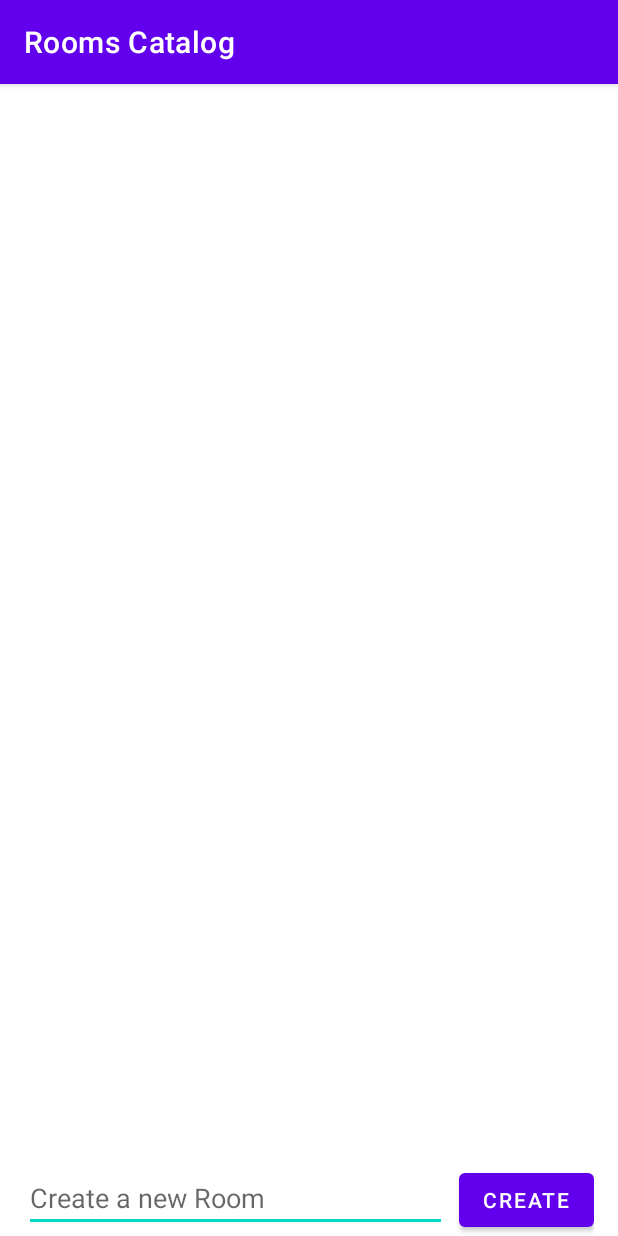
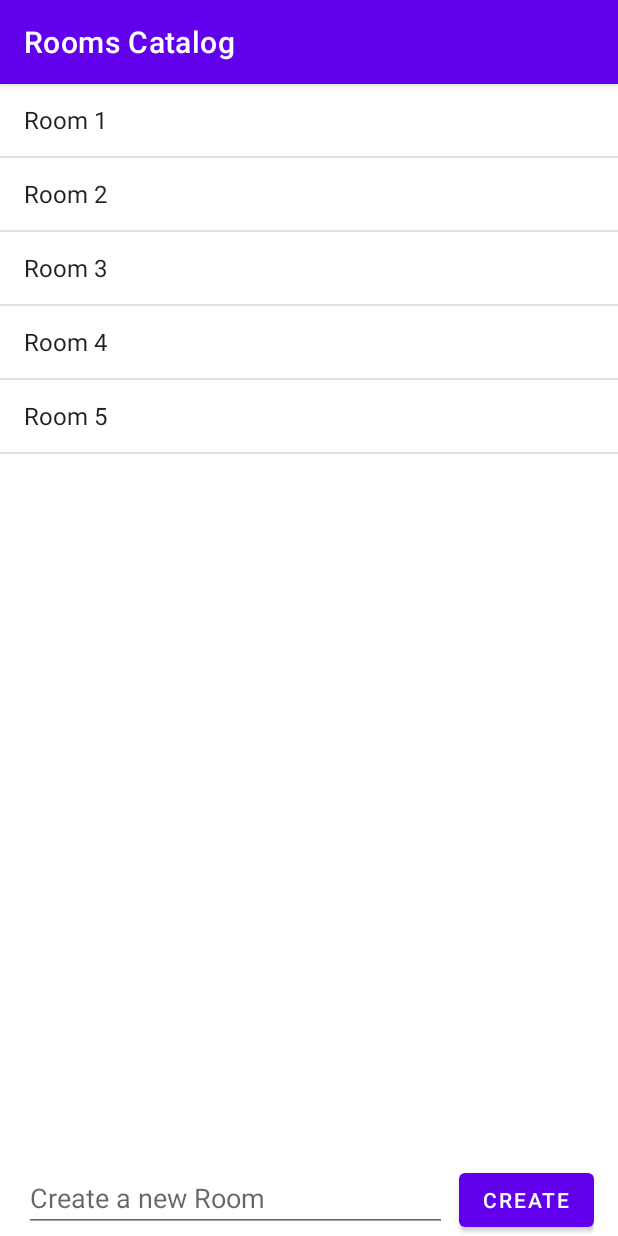
Before and after one commit to SuyashD95/TreeChat, an Android app: the RoomsCatalogActivity screen opened directly, with no data from a screen before it, on a phone screen of 412 x 824 dp. Run offline under Robolectric (Android 15) with nearby library versions, the phone set to English and light mode, and no system bars.

Commit message:
Add a simple list adapter & attach click listener to Create btn for demo

```diff
--- a/Project/app/src/main/java/suyashdayal/android/practice/treechat/RoomsCatalogActivity.java
+++ b/Project/app/src/main/java/suyashdayal/android/practice/treechat/RoomsCatalogActivity.java
@@ -3,6 +3,15 @@ package suyashdayal.android.practice.treechat;
 import androidx.appcompat.app.AppCompatActivity;
 
 import android.os.Bundle;
+import android.text.TextUtils;
+import android.view.View;
+import android.widget.ArrayAdapter;
+import android.widget.Button;
+import android.widget.EditText;
+import android.widget.ListView;
+import android.widget.Toast;
+
+import java.util.ArrayList;
 
 public class RoomsCatalogActivity extends AppCompatActivity {
 
@@ -10,5 +19,36 @@ public class RoomsCatalogActivity extends AppCompatActivity {
     protected void onCreate(Bundle savedInstanceState) {
         super.onCreate(savedInstanceState);
         setContentView(R.layout.activity_rooms_catalog);
+
+        ArrayList<String> strings = new ArrayList<>();
+        strings.add("Room 1");
+        strings.add("Room 2");
+        strings.add("Room 3");
+        strings.add("Room 4");
+        strings.add("Room 5");
+
+        // Setup a simple ArrayAdapter for demonstration purposes.
+        ArrayAdapter<String> stringArrayAdapter = new ArrayAdapter<>(this, android.R.layout.simple_list_item_1, strings);
+
+        // Field to enter the name of a new Room
+        final EditText createRoomEditText = findViewById(R.id.create_room_field);
+
+        // Reference to the List of Rooms displayed on the {@link RoomsCatalogActivity}.
+        ListView roomsList = findViewById(R.id.rooms_list);
+        roomsList.setAdapter(stringArrayAdapter);
+
+        // The button to create a new Room
+        Button createRoomBtn = findViewById(R.id.create_room_button);
+
+        // Attach a click listener for testing purposes
+        createRoomBtn.setOnClickListener((View v) -> {
+            String newRoom = createRoomEditText.getText().toString();
+
+            if (TextUtils.isEmpty(newRoom)) {
+                Toast.makeText(RoomsCatalogActivity.this, "Enter the Room name", Toast.LENGTH_SHORT).show();
+            } else {
+                Toast.makeText(RoomsCatalogActivity.this, newRoom + " is created", Toast.LENGTH_SHORT).show();
+            }
+        });
     }
 }
--- a/Project/app/src/main/res/layout/activity_rooms_catalog.xml
+++ b/Project/app/src/main/res/layout/activity_rooms_catalog.xml
@@ -21,6 +21,7 @@
         android:layout_marginHorizontal="16dp">
 
         <EditText
+            android:id="@+id/create_room_field"
             android:layout_width="0dp"
             android:layout_height="wrap_content"
             android:layout_gravity="bottom"
```
